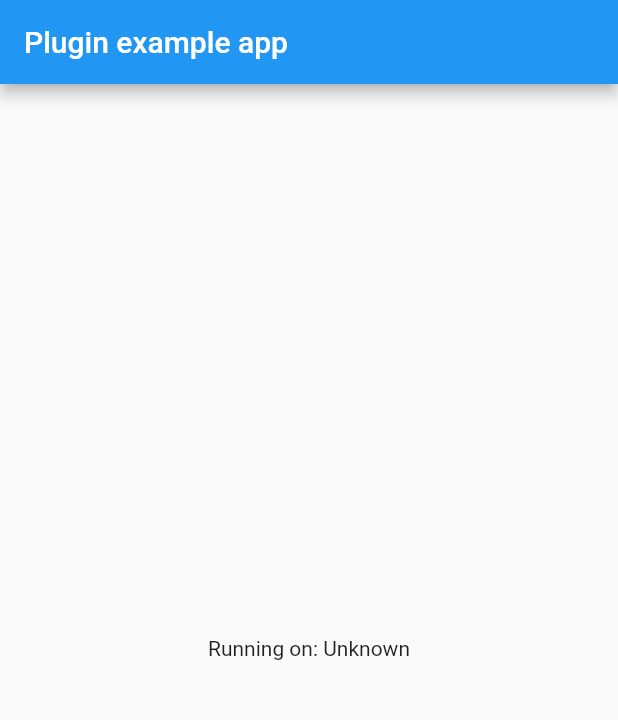
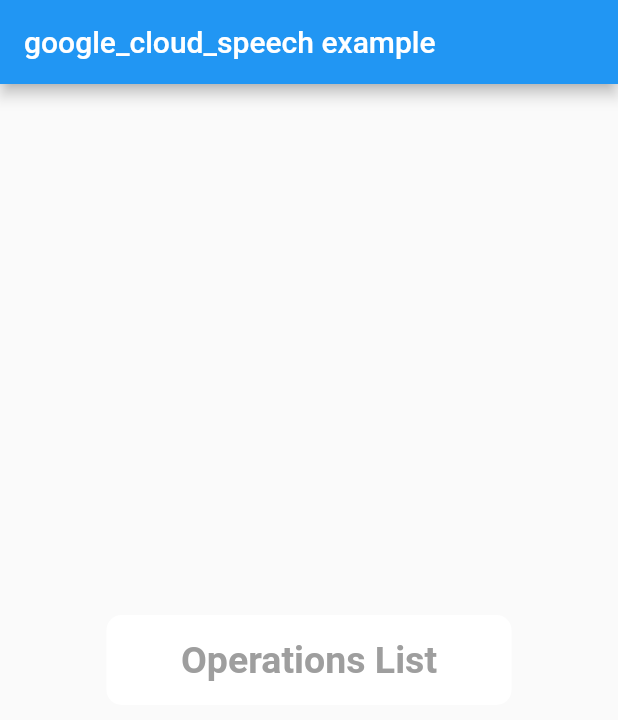
Before and after one commit to akashrajkn/google_cloud_speech, a Flutter app: the screen it shows after launch, on a phone screen of 412 x 824 dp. Shown: the top 720 px of the screen. Run offline on Flutter 3.47's test engine with Material 2 defaults, Android fonts, the phone set to English and light mode, and no system bars.

Commit message:
Version 0.1: implements speech:recognize and operations/list

```diff
--- a/example/lib/main.dart
+++ b/example/lib/main.dart
@@ -1,8 +1,13 @@
+import 'dart:typed_data';
+
 import 'package:flutter/material.dart';
 import 'dart:async';
+import 'dart:convert';
+import 'dart:io' as io;
 
+import 'package:googlecloudspeech/googlecloudspeech.dart';
 import 'package:flutter/services.dart';
-import 'package:googlecloudspeech/googlecloudspeech.dart';
+
 
 void main() => runApp(MyApp());
 
@@ -13,42 +18,73 @@ class MyApp extends StatefulWidget {
 
 class _MyAppState extends State<MyApp> {
   String _platformVersion = 'Unknown';
+  String _apiKey = '';
 
   @override
   void initState() {
     super.initState();
-    initPlatformState();
   }
 
-  // Platform messages are asynchronous, so we initialize in an async method.
-  Future<void> initPlatformState() async {
-    String platformVersion;
-    // Platform messages may fail, so we use a try/catch PlatformException.
+  Future<void> getListOfOperations() async {
+
+    Map<String, dynamic> responseBody = await GoogleSTTOperations.v1_list({}, _apiKey);
+
+    print("----------");
+    print(responseBody);
+    print("----------");
+
+    // await GoogleSTTOperations.v1_get();
+  }
+
+  Future<void> speechToText() async {
+
     try {
-      platformVersion = await Googlecloudspeech.platformVersion;
-    } on PlatformException {
-      platformVersion = 'Failed to get platform version.';
+      // This is an example asset file. Replace this with a file on the device
+      var bytes            = await rootBundle.load('assets/example_file.flac');
+      String base64audio   = base64.encode(Uint8List.view(bytes.buffer));
+
+      Map<String, dynamic> response = await GoogleSTTSpeech.v1_recognize({}, _apiKey, base64audio);
+
+      print("-------------------------------");
+      print(response['results']['transcript']);
+      print("-------------------------------");
+
+    } catch (e) {
+      print(e.toString());
     }
 
-    // If the widget was removed from the tree while the asynchronous platform
-    // message was in flight, we want to discard the reply rather than calling
-    // setState to update our non-existent appearance.
-    if (!mounted) return;
-
-    setState(() {
-      _platformVersion = platformVersion;
-    });
   }
 
   @override
   Widget build(BuildContext context) {
     return MaterialApp(
-      home: Scaffold(
-        appBar: AppBar(
-          title: const Text('Plugin example app'),
-        ),
-        body: Center(
-          child: Text('Running on: $_platformVersion\n'),
+      debugShowCheckedModeBanner : false,
+      home                       : Scaffold(
+        appBar : AppBar(title: const Text('google_cloud_speech example'),),
+        body   : Center(
+
+            child : Column(
+              mainAxisAlignment : MainAxisAlignment.center,
+
+              children : <Widget>[
+                Container(
+                  height : 60,
+                  width  : 270,
+                  decoration : BoxDecoration(
+                    borderRadius : BorderRadius.circular(10.0),
+                    color        : Colors.white,
+                  ),
+
+                  child : MaterialButton(
+                    highlightColor : Colors.grey[600],
+                    shape          : RoundedRectangleBorder(borderRadius: BorderRadius.circular(10.0)),
+
+                    child : Text('Operations List', style : TextStyle(fontSize : 25, fontWeight : FontWeight.bold, color : Colors.grey[500])),
+                    onPressed: () { speechToText(); },
+                  ),
+                ),
+              ],
+            )
         ),
       ),
     );
--- a/example/pubspec.yaml
+++ b/example/pubspec.yaml
@@ -32,7 +32,8 @@ flutter:
   uses-material-design: true
 
   # To add assets to your application, add an assets section, like this:
-  # assets:
+  assets:
+    - assets/example_file.flac
   #  - images/a_dot_burr.jpeg
   #  - images/a_dot_ham.jpeg
 
--- a/lib/googlecloudspeech.dart
+++ b/lib/googlecloudspeech.dart
@@ -1,13 +1,81 @@
 import 'dart:async';
+import 'dart:convert';
 
-import 'package:flutter/services.dart';
+import 'package:http/http.dart' as http;
 
-class Googlecloudspeech {
-  static const MethodChannel _channel =
-      const MethodChannel('googlecloudspeech');
 
-  static Future<String> get platformVersion async {
-    final String version = await _channel.invokeMethod('getPlatformVersion');
-    return version;
+/// This resource represents a long-running operation that is the result of a network API call.
+class GoogleSTTOperations {
+
+  static Future<Map<String, dynamic>> v1_list(Map<String, String> config, String api_key) async {
+    /// GET https://speech.googleapis.com/v1/operations
+
+    /// Request URL
+    String baseUrl              = 'https://speech.googleapis.com/v1/operations';
+    String operationsListUrl    = baseUrl + '?key=' + api_key;
+    Map<String, String> headers = {};
+
+    final http.Response response = await http.get(operationsListUrl);
+
+    return json.decode(response.body);
+  }
+
+
+  static Future<void> v1_get() async {
+    /// GET https://speech.googleapis.com/v1/operations/{name=**}
+
+    throw Exception('Not implemented');
   }
 }
+
+
+/// Convert speech to text
+class GoogleSTTSpeech {
+
+  /// Performs asynchronous speech recognition. The results are received from the
+  /// google.longrunning.Operations interface
+  static Future<void> v1_longrunningrecognize() async {
+    /// POST https://speech.googleapis.com/v1/speech:longrunningrecognize
+
+    throw Exception('Not implemented');
+  }
+
+  /// Performs synchronous speech recognition. The results are received after all
+  /// the audio has been sent and processed.
+  static Future<Map<String, dynamic>> v1_recognize(
+      Map<String, String> config,
+      String api_key,
+      String b64_audio
+      ) async {
+    /// POST https://speech.googleapis.com/v1/speech:recognize
+
+    /// Request URL
+    String baseUrl              = 'https://speech.googleapis.com/v1/speech:recognize';
+    String speechUrl    = baseUrl + '?key=' + api_key;
+    Map<String, String> headers = {};
+
+    http.Response response = await http.post(
+      speechUrl,
+      headers: <String, String>{
+
+      },
+      body: jsonEncode(<String, dynamic>{
+        'audio': {
+          'content' : b64_audio
+        },
+        'config': {
+          'encoding': 'FLAC',
+          'sampleRateHertz': 16000,
+          'languageCode': 'en-US'
+        }
+      })
+    );
+
+//    print(response.body);
+
+
+    print("CONVERTED TEXT _________");
+    print(json.decode(response.body));
+    return json.decode(response.body);
+  }
+}
--- a/pubspec.yaml
+++ b/pubspec.yaml
@@ -10,6 +10,7 @@ environment:
 dependencies:
   flutter:
     sdk: flutter
+  http:
 
 dev_dependencies:
   flutter_test:
```
Also changed, not shown: example/pubspec.lock, pubspec.lock, 1 other file.
